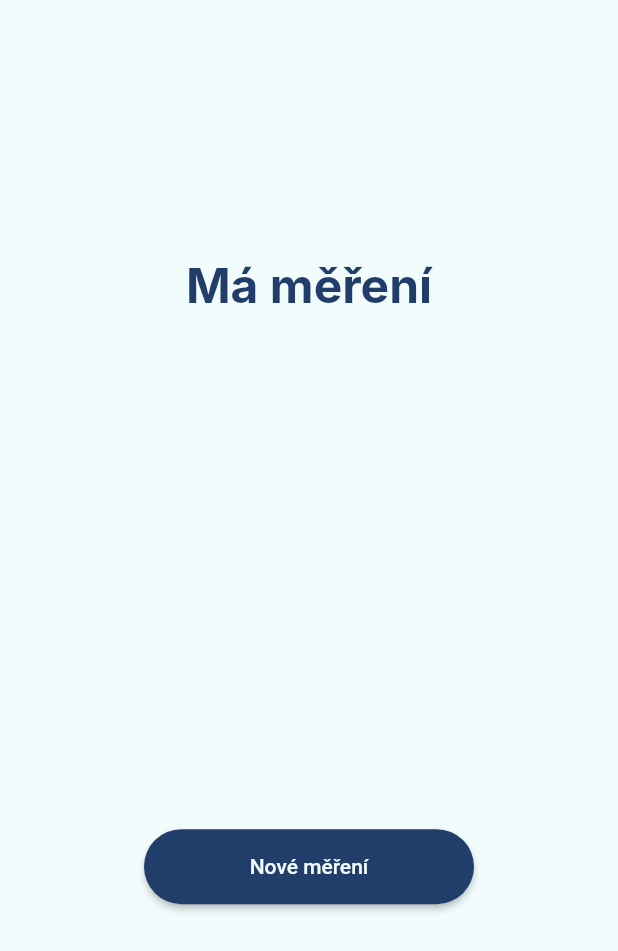
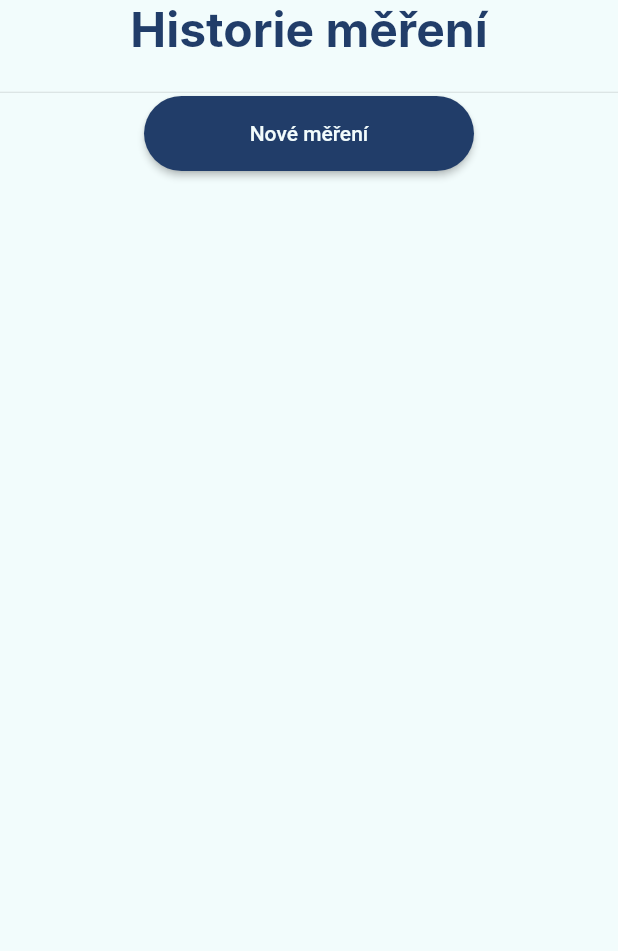
Before and after one commit to Moteele/Pulz, a Flutter app: the Dashboard screen opened by its route, on a phone screen of 412 x 824 dp. Shown: the top 951 px of the screen. Run offline on Flutter 3.47's test engine with Material 2 defaults, Android fonts, the phone set to English and light mode, and no system bars; our stand-ins replace camera, charts_flutter, flutter_svg, get, sqflite, sqflite_common and 1 more; accounts and stored records are empty; Roboto replaces fonts that are missing (Inter).

```diff
--- a/lib/app_export.dart
+++ b/lib/app_export.dart
@@ -6,3 +6,4 @@ export 'package:camera/camera.dart';
 export 'package:wakelock/wakelock.dart';
 export 'package:sqflite/sqflite.dart';
 export 'package:pulz/db_header.dart';
+export 'package:pulz/db_header.dart';
--- a/lib/db_header.dart
+++ b/lib/db_header.dart
@@ -1,5 +1,4 @@
 import 'dart:convert';
-
 import 'app_export.dart';
 
 class Measurement {
@@ -7,6 +6,7 @@ class Measurement {
   DateTime? time;
   List<SensorValue> data = [];
   int? bpm;
+  //int? symptoms_id;
 
   Measurement();
   Measurement.args(
@@ -37,12 +37,27 @@ class Measurement {
           bpm: maps[i]['bpm']);
     });
   }
+
+  static final Map<String, dynamic> symptoms = {
+    "responseCode": "1",
+    "responseText": "Příznaky",
+    "responseBody": [
+      {"category_id": 1, "category_name": "Žádné"},
+      {"category_id": 2, "category_name": "Rychlý srdeční tep"},
+      {"category_id": 3, "category_name": "Nepravidelný srdeční rytmus"},
+      {"category_id": 4, "category_name": "Únava"},
+      {"category_id": 5, "category_name": "Dušnost"},
+      {"category_id": 6, "category_name": "Tlak nebo bolest na hrudi"},
+      {"category_id": 7, "category_name": "Studený pot"},
+    ],
+    "responseTotalResult": 7
+  };
 }
 
 void createDb(Database db, int version) async {
   Batch batch = db.batch();
-  //batch.execute("CREATE TABLE situations(id INTEGER PRIMARY KEY, name TEXT);");
   batch.execute(
       "CREATE TABLE measurements(id INTEGER PRIMARY KEY, time TEXT, data TEXT, bpm INT)");
+  //batch.execute("CREATE TABLE symptoms(id INTEGER PRIMARY KEY, measurement_id INTEGER, FOREIGN KEY(measurement_id) REFERENCES measurements(id))");
   await batch.commit(noResult: true);
 }
--- a/lib/routes/app_routes.dart
+++ b/lib/routes/app_routes.dart
@@ -1,6 +1,6 @@
 import 'package:get/get.dart';
 import 'package:pulz/screens/dashboard.dart';
-import 'package:pulz/screens/finished.dart';
+import 'package:pulz/screens/questions1.dart';
 import 'package:pulz/screens/measurement.dart';
 import 'package:pulz/screens/tutorial_1.dart';
 import 'package:pulz/screens/welcome.dart';
@@ -9,7 +9,7 @@ class AppRoutes {
   static String measurement = '/measurement';
   static String welcome = '/welcome';
   static String tutorial_1 = '/tutorial_1';
-  static String finished = '/finished';
+  static String questions1 = '/questions1';
   static String dashboard = '/dashboard';
 
   static List<GetPage> pages = [
@@ -25,7 +25,7 @@ class AppRoutes {
       name: tutorial_1,
       page: () => const Tutorial1(),
     ),
-    GetPage(name: finished, page: () => Finished()),
+    GetPage(name: questions1, page: () => Questions1()),
     GetPage(name: dashboard, page: () => const Dashboard()),
   ];
 }
--- a/lib/screens/dashboard.dart
+++ b/lib/screens/dashboard.dart
@@ -16,36 +16,65 @@ class _DashboardState extends State<Dashboard> {
   Widget build(BuildContext context) {
     Future<List<Measurement>> _measures = Measurement.getMeasurements(db);
     return Scaffold(
-      body: Column(
-        mainAxisAlignment: MainAxisAlignment.spaceEvenly,
+      body: SafeArea(
+        child: Column(
           children: [
-          Text("Má měření", style: Theme.of(context).textTheme.headline1),
-          FutureBuilder<List<Measurement>>(
+            Text(
+              "Historie měření",
+              style: Theme.of(context).textTheme.headline1,
+              textAlign: TextAlign.center,
+            ),
+            Flexible(
+              flex: 1,
+              child: FutureBuilder<List<Measurement>>(
                   future: _measures,
                   builder: (BuildContext context,
                       AsyncSnapshot<List<Measurement>> snapshot) {
                     if (snapshot.hasData) {
                       int _count = (snapshot.data?.length ?? 0);
                       return ListView.builder(
+                          padding: const EdgeInsets.symmetric(
+                              horizontal: 20, vertical: 10),
                           shrinkWrap: true,
                           itemCount: _count,
                           itemBuilder: (context, i) {
-                        return Row(
+                            return GestureDetector(
+                                child: Container(
+                                  height: 120,
+                                  padding: const EdgeInsets.all(5),
+                                  margin:
+                                      const EdgeInsets.symmetric(vertical: 10),
+                                  decoration: BoxDecoration(
+                                    color: Colors.white,
+                                    border: Border.all(
+                                        color: Theme.of(context).primaryColor),
+                                    borderRadius: BorderRadius.circular(8),
+                                  ),
+                                  child: Row(
+                                    mainAxisAlignment: MainAxisAlignment.center,
                                     children: [
-                            Text(DateFormat('dd. MM. yyyy').format(
-                                snapshot.data![i].time ?? DateTime.now())),
+                                      Text(DateFormat('dd. MM. yyyy | hh:mm')
+                                          .format(snapshot.data![i].time ??
+                                              DateTime.now())),
                                       SizedBox(
-                                width: 200,
-                                height: 120,
-                                child: Chart(snapshot.data![i].data)),
+                                          height: 110,
+                                          width: 180,
+                                          child: Chart(snapshot.data![i].data))
                                     ],
-                        );
+                                  ),
+                                ),
+                                onTap: () {});
                           });
                     }
                     return Container();
                   }),
-          CommonButton(name: 'Nové měření', page: '/tutorial_1'),
+            ),
+            const Divider(
+              height: 5,
+            ),
+            CommonButton(name: 'Nové měření', page: '/tutorial_1')
           ],
+        ),
       ),
     );
   }
```
Also changed, not shown: lib/chart.dart (+4 -5 lines), lib/screens/measurement.dart (+4 -4 lines), lib/screens/questions1.dart (renamed from lib/screens/finished.dart, +19 -27 lines). Lines whose indentation alone changed are shown as unchanged.
